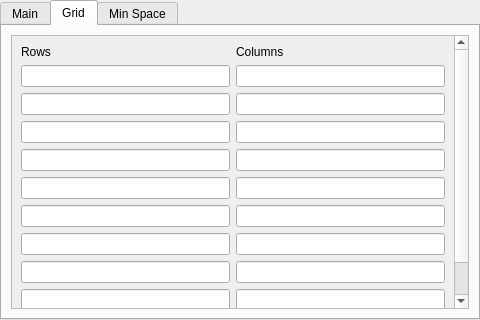
The window that contents/ui/config.ui (lingtjien/Grid-Tiling-Kwin) describes before a commit, drawn with Qt 5.
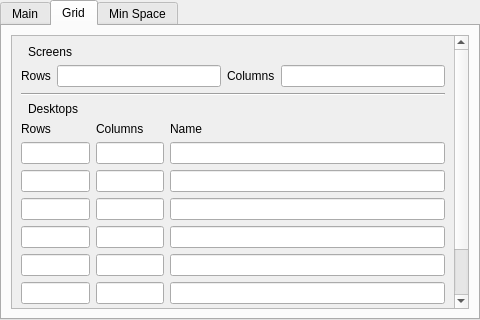
The same window after the commit. The open tabs and pages were chosen to show the change.

Commit message: redo grid config

```diff
--- a/contents/ui/config.ui
+++ b/contents/ui/config.ui
@@ -280,7 +280,104 @@
                 <bool>true</bool>
               </property>
               <widget class="QWidget" name="scrollAreaGrid">
-                <layout class="QGridLayout" name="gridGrid">
+                <layout class="QVBoxLayout" name="layoutGridBody">
+                  <item>
+                    <layout class="QHBoxLayout" name="layoutGridGroup1">
+                      <item>
+                        <spacer name="gridHeaderSpacerLeft1">
+                          <property name="orientation">
+                            <enum>Qt::Horizontal</enum>
+                          </property>
+                        </spacer>
+                      </item>
+                      <item>
+                        <widget class="QLabel" name="gridHeaderTitle1">
+                          <property name="layoutDirection">
+                            <enum>Qt::LeftToRight</enum>
+                          </property>
+                          <property name="text">
+                            <string>Screens</string>
+                          </property>
+                        </widget>
+                      </item>
+                      <item>
+                        <spacer name="gridHeaderSpacerRight1">
+                          <property name="orientation">
+                            <enum>Qt::Horizontal</enum>
+                          </property>
+                        </spacer>
+                      </item>
+                    </layout>
+                  </item>
+                  <item>
+                    <layout class="QHBoxLayout" name="layoutGridGroup1">
+                      <item>
+                        <widget class="QLabel" name="labelScreenRows">
+                          <property name="text">
+                            <string>Rows</string>
+                          </property>
+                        </widget>
+                      </item>
+                      <item>
+                        <widget class="QLineEdit" name="kcfg_screenRows">
+                          <property name="toolTip">
+                            <string>Number of rows per screen (separated by comma)</string>
+                          </property>
+                        </widget>
+                      </item>
+                      <item>
+                        <widget class="QLabel" name="labelScreenColumns">
+                          <property name="text">
+                            <string>Columns</string>
+                          </property>
+                        </widget>
+                      </item>
+                      <item>
+                        <widget class="QLineEdit" name="kcfg_screenColumns">
+                          <property name="toolTip">
+                            <string>Number of columns per screen (separated by comma)</string>
+                          </property>
+                        </widget>
+                      </item>
+                    </layout>
+                  </item>
+                  <item>
+                    <widget class="Line" name="lineGrid1">
+                      <property name="orientation">
+                        <enum>Qt::Horizontal</enum>
+                      </property>
+                    </widget>
+                  </item>
+                  <item>
+                    <layout class="QHBoxLayout" name="layoutGridGroup2">
+                      <item>
+                        <spacer name="gridHeaderSpacerLeft2">
+                          <property name="orientation">
+                            <enum>Qt::Horizontal</enum>
+                          </property>
+                        </spacer>
+                      </item>
+                      <item>
+                        <widget class="QLabel" name="gridHeaderTitle2">
+                          <property name="layoutDirection">
+                            <enum>Qt::LeftToRight</enum>
+                          </property>
+                          <property name="text">
+                            <string>Desktops</string>
+                          </property>
+                        </widget>
+                      </item>
+                      <item>
+                        <spacer name="gridHeaderSpacerRight2">
+                          <property name="orientation">
+                            <enum>Qt::Horizontal</enum>
+                          </property>
+                        </spacer>
+                      </item>
+                    </layout>
+                  </item>
+                  <item>
+                    <layout class="QGridLayout" name="gridGrid" columnstretch="1,1,4">
                   <item row="0" column="0">
                     <widget class="QLabel" name="labelRows">
                       <property name="text">
@@ -289,169 +386,149 @@
                     </widget>
                   </item>
                   <item row="0" column="1">
-                    <widget class="QLabel" name="labelColumns">
+                        <widget class="QLabel" name="labelGridName">
                       <property name="text">
                         <string>Columns</string>
                       </property>
                     </widget>
                   </item>
+                      <item row="0" column="2">
+                        <widget class="QLabel" name="labelGridValue">
+                          <property name="text">
+                            <string>Name</string>
+                          </property>
+                        </widget>
+                      </item>
                   <item row="1" column="0">
                     <widget class="QLineEdit" name="kcfg_rowsScreen0">
                       <property name="toolTip">
-                        <string>Amount of rows per virtual desktop on screen 0</string>
-                      </property>
-                      <property name="toolTipDuration">
-                        <number>5000</number>
-                      </property>
-                    </widget>
-                  </item>
-                  <item row="2" column="0">
-                    <widget class="QLineEdit" name="kcfg_rowsScreen1">
-                      <property name="toolTip">
-                        <string>Amount of rows per virtual desktop on screen 1</string>
-                      </property>
-                      <property name="toolTipDuration">
-                        <number>5000</number>
-                      </property>
-                    </widget>
-                  </item>
-                  <item row="3" column="0">
-                    <widget class="QLineEdit" name="kcfg_rowsScreen2">
-                      <property name="toolTip">
-                        <string>Amount of rows per virtual desktop on screen 2</string>
-                      </property>
-                      <property name="toolTipDuration">
-                        <number>5000</number>
-                      </property>
-                    </widget>
-                  </item>
-                  <item row="4" column="0">
-                    <widget class="QLineEdit" name="kcfg_rowsScreen3">
-                      <property name="toolTip">
-                        <string>Amount of rows per virtual desktop on screen 3</string>
-                      </property>
-                      <property name="toolTipDuration">
-                        <number>5000</number>
-                      </property>
-                    </widget>
-                  </item>
-                  <item row="5" column="0">
-                    <widget class="QLineEdit" name="kcfg_rowsScreen4">
-                      <property name="toolTip">
-                        <string>Amount of rows per virtual desktop on screen 4</string>
-                      </property>
-                      <property name="toolTipDuration">
-                        <number>5000</number>
-                      </property>
-                    </widget>
-                  </item>
-                  <item row="6" column="0">
-                    <widget class="QLineEdit" name="kcfg_rowsScreen5">
-                      <property name="toolTip">
-                        <string>Amount of rows per virtual desktop on screen 5</string>
-                      </property>
-                      <property name="toolTipDuration">
-                        <number>5000</number>
-                      </property>
-                    </widget>
-                  </item>
-                  <item row="7" column="0">
-                    <widget class="QLineEdit" name="kcfg_rowsScreen6">
-                      <property name="toolTip">
-                        <string>Amount of rows per virtual desktop on screen 6</string>
-                      </property>
-                      <property name="toolTipDuration">
-                        <number>5000</number>
-                      </property>
-                    </widget>
-                  </item>
-                  <item row="8" column="0">
-                    <widget class="QLineEdit" name="kcfg_rowsScreen7">
-                      <property name="toolTip">
-                        <string>Amount of rows per virtual desktop on screen 7</string>
-                      </property>
-                      <property name="toolTipDuration">
-                        <number>5000</number>
-                      </property>
-                    </widget>
-                  </item>
-                  <item row="9" column="0">
-                    <widget class="QLineEdit" name="kcfg_rowsScreen8">
-                      <property name="toolTip">
-                        <string>Amount of rows per virtual desktop on screen 8</string>
-                      </property>
-                      <property name="toolTipDuration">
-                        <number>5000</number>
-                      </property>
-                    </widget>
-                  </item>
-                  <item row="10" column="0">
-                    <widget class="QLineEdit" name="kcfg_rowsScreen9">
-                      <property name="toolTip">
-                        <string>Amount of rows per virtual desktop on screen 9</string>
-                      </property>
-                      <property name="toolTipDuration">
-                        <number>5000</number>
+                            <string>Number of rows per screen (separated by comma)</string>
                       </property>
                     </widget>
                   </item>
                   <item row="1" column="1">
                     <widget class="QLineEdit" name="kcfg_columnsScreen0">
                       <property name="toolTip">
-                        <string>Amount of columns per virtual desktop on screen 0</string>
-                      </property>
-                      <property name="toolTipDuration">
-                        <number>5000</number>
+                            <string>Number of columns per screen (separated by comma)</string>
+                          </property>
+                        </widget>
+                      </item>
+                      <item row="1" column="2">
+                        <widget class="QLineEdit" name="kcfg_desktopName1">
+                          <property name="toolTip">
+                            <string>Match given regex with desktop name</string>
+                          </property>
+                        </widget>
+                      </item>
+                      <item row="2" column="0">
+                        <widget class="QLineEdit" name="kcfg_desktopRows2">
+                          <property name="toolTip">
+                            <string>Number of rows per screen (separated by comma)</string>
                       </property>
                     </widget>
                   </item>
                   <item row="2" column="1">
                     <widget class="QLineEdit" name="kcfg_columnsScreen1">
                       <property name="toolTip">
-                        <string>Amount of columns per virtual desktop on screen 1</string>
-                      </property>
-                      <property name="toolTipDuration">
-                        <number>5000</number>
+                            <string>Number of columns per screen (separated by comma)</string>
+                          </property>
+                        </widget>
+                      </item>
+                      <item row="2" column="2">
+                        <widget class="QLineEdit" name="kcfg_desktopName2">
+                          <property name="toolTip">
+                            <string>Match given regex with desktop name</string>
+                          </property>
+                        </widget>
+                      </item>
+                      <item row="3" column="0">
+                        <widget class="QLineEdit" name="kcfg_desktopRows3">
+                          <property name="toolTip">
+                            <string>Number of rows per screen (separated by comma)</string>
                       </property>
                     </widget>
                   </item>
                   <item row="3" column="1">
                     <widget class="QLineEdit" name="kcfg_columnsScreen2">
                       <property name="toolTip">
-                        <string>Amount of columns per virtual desktop on screen 2</string>
-                      </property>
-                      <property name="toolTipDuration">
-                        <number>5000</number>
+                            <string>Number of columns per screen (separated by comma)</string>
+                          </property>
+                        </widget>
+                      </item>
+                      <item row="3" column="2">
+                        <widget class="QLineEdit" name="kcfg_desktopName3">
+                          <property name="toolTip">
+                            <string>Match given regex with desktop name</string>
+                          </property>
+                        </widget>
+                      </item>
+                      <item row="4" column="0">
+                        <widget class="QLineEdit" name="kcfg_desktopRows4">
+                          <property name="toolTip">
+                            <string>Number of rows per screen (separated by comma)</string>
                       </property>
                     </widget>
                   </item>
                   <item row="4" column="1">
                     <widget class="QLineEdit" name="kcfg_columnsScreen3">
                       <property name="toolTip">
-                        <string>Amount of columns per virtual desktop on screen 3</string>
-                      </property>
-                      <property name="toolTipDuration">
-                        <number>5000</number>
+                            <string>Number of columns per screen (separated by comma)</string>
+                          </property>
+                        </widget>
+                      </item>
+                      <item row="4" column="2">
+                        <widget class="QLineEdit" name="kcfg_desktopName4">
+                          <property name="toolTip">
+                            <string>Match given regex with desktop name</string>
+                          </property>
+                        </widget>
+                      </item>
+                      <item row="5" column="0">
+                        <widget class="QLineEdit" name="kcfg_desktopRows5">
+                          <property name="toolTip">
+                            <string>Number of rows per screen (separated by comma)</string>
                       </property>
                     </widget>
                   </item>
                   <item row="5" column="1">
                     <widget class="QLineEdit" name="kcfg_columnsScreen4">
                       <property name="toolTip">
-                        <string>Amount of columns per virtual desktop on screen 4</string>
-                      </property>
-                      <property name="toolTipDuration">
-                        <number>5000</number>
+                            <string>Number of columns per screen (separated by comma)</string>
+                          </property>
+                        </widget>
+                      </item>
+                      <item row="5" column="2">
+                        <widget class="QLineEdit" name="kcfg_desktopName5">
+                          <property name="toolTip">
+                            <string>Match given regex with desktop name</string>
+                          </property>
+                        </widget>
+                      </item>
+                      <item row="6" column="0">
+                        <widget class="QLineEdit" name="kcfg_desktopRows6">
+                          <property name="toolTip">
+                            <string>Number of rows per screen (separated by comma)</string>
                       </property>
                     </widget>
                   </item>
                   <item row="6" column="1">
                     <widget class="QLineEdit" name="kcfg_columnsScreen5">
                       <property name="toolTip">
-                        <string>Amount of columns per virtual desktop on screen 5</string>
-                      </property>
-                      <property name="toolTipDuration">
-                        <number>5000</number>
+                            <string>Number of columns per screen (separated by comma)</string>
+                          </property>
+                        </widget>
+                      </item>
+                      <item row="6" column="2">
+                        <widget class="QLineEdit" name="kcfg_desktopName6">
+                          <property name="toolTip">
+                            <string>Match given regex with desktop name</string>
+                          </property>
+                        </widget>
+                      </item>
+                      <item row="7" column="0">
+                        <widget class="QLineEdit" name="kcfg_desktopRows7">
+                          <property name="toolTip">
+                            <string>Number of rows per screen (separated by comma)</string>
                       </property>
                     </widget>
                   </item>
@@ -468,32 +545,18 @@
                   <item row="8" column="1">
                     <widget class="QLineEdit" name="kcfg_columnsScreen7">
                       <property name="toolTip">
-                        <string>Amount of columns per virtual desktop on screen 7</string>
-                      </property>
-                      <property name="toolTipDuration">
-                        <number>5000</number>
-                      </property>
-                    </widget>
-                  </item>
-                  <item row="9" column="1">
-                    <widget class="QLineEdit" name="kcfg_columnsScreen8">
+                            <string>Number of columns per screen (separated by comma)</string>
+                          </property>
+                        </widget>
+                      </item>
+                      <item row="8" column="2">
+                        <widget class="QLineEdit" name="kcfg_desktopName8">
                       <property name="toolTip">
-                        <string>Amount of columns per virtual desktop on screen 8</string>
-                      </property>
-                      <property name="toolTipDuration">
-                        <number>5000</number>
-                      </property>
-                    </widget>
-                  </item>
-                  <item row="10" column="1">
-                    <widget class="QLineEdit" name="kcfg_columnsScreen9">
-                      <property name="toolTip">
-                        <string>Amount of columns per virtual desktop on screen 9</string>
-                      </property>
-                      <property name="toolTipDuration">
-                        <number>5000</number>
-                      </property>
-                    </widget>
+                            <string>Match given regex with desktop name</string>
+                          </property>
+                        </widget>
+                      </item>
+                    </layout>
                   </item>
                 </layout>
               </widget>
```
Left out of the diff: 93 changed lines with no effect on the pictures. Lines whose indentation alone changed are shown as unchanged. The commit also changes 4 other files.
